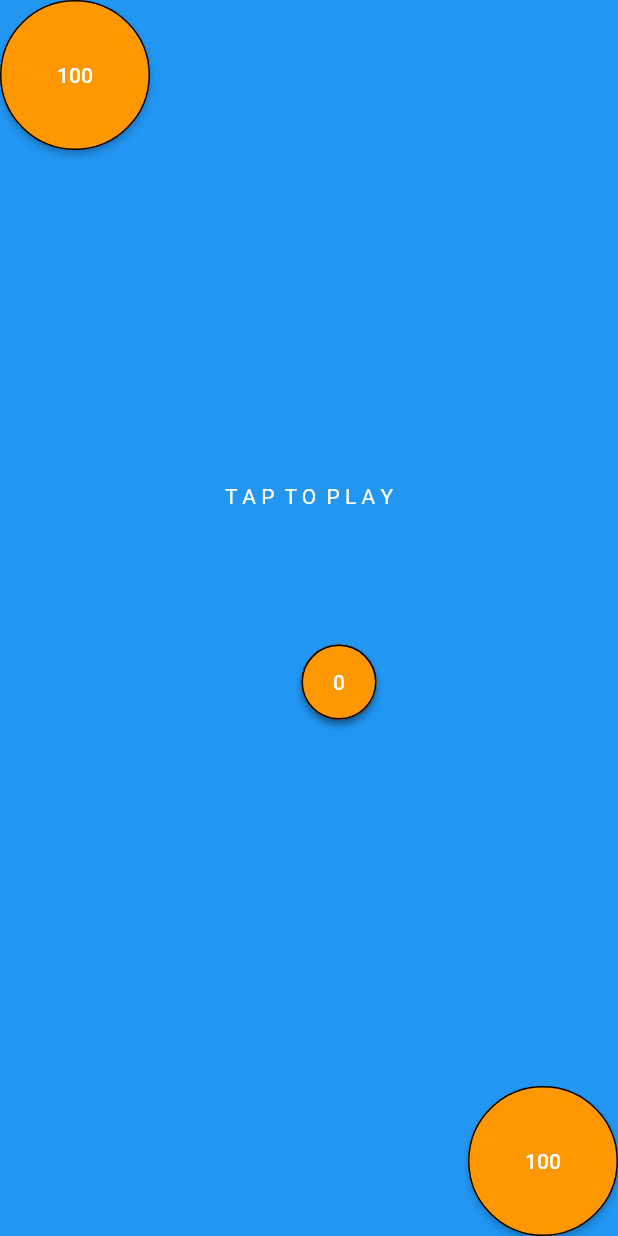
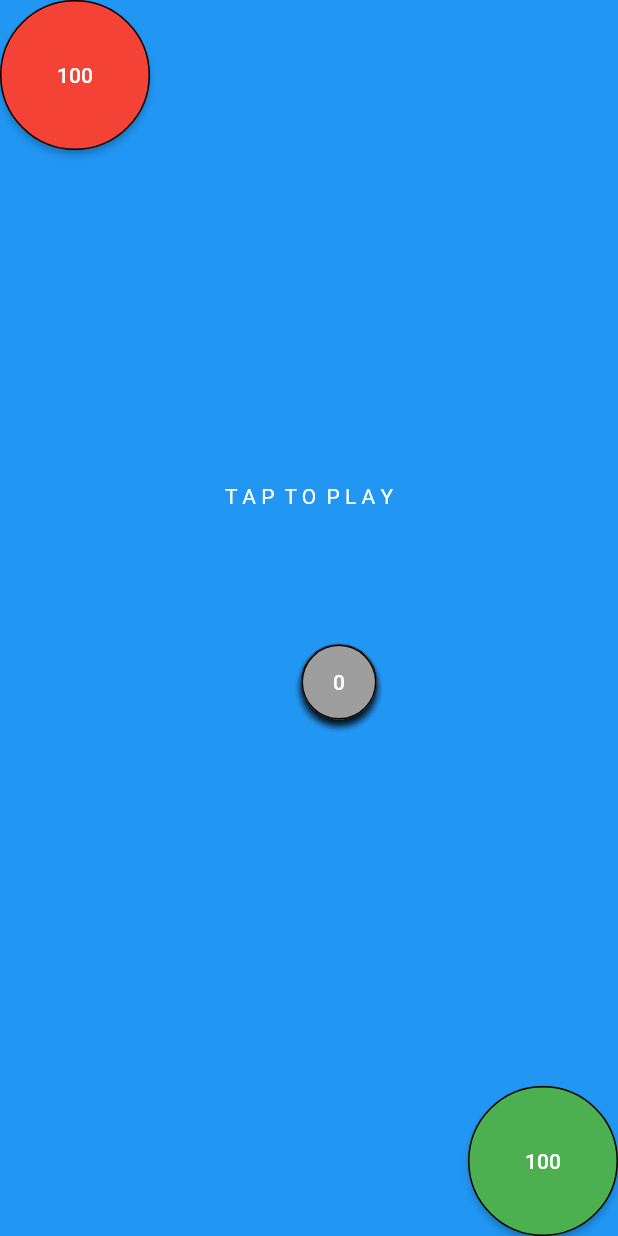
Before and after one commit to yuto90/conquest, a Flutter app: the screen it shows after launch, on a phone screen of 412 x 824 dp. Run offline on Flutter 3.47's test engine with Material 2 defaults, Android fonts, the phone set to English and light mode, and no system bars.

Commit message:
拠点の勢力によって色を返す

```diff
--- a/lib/base.dart
+++ b/lib/base.dart
@@ -11,9 +11,7 @@ class Base extends StatelessWidget {
       //color: Colors.red,
       child: ElevatedButton(
         style: ElevatedButton.styleFrom(
-          primary: model.allBaseDetails['$baseIndex']!['selectedFlg'] == 1
-              ? Colors.pink
-              : Colors.orange,
+          primary: model.pickColor('$baseIndex'),
           onPrimary: Colors.white,
           shape: const CircleBorder(
             side: BorderSide(
--- a/lib/home_model.dart
+++ b/lib/home_model.dart
@@ -18,7 +18,7 @@ class HomeModel extends ChangeNotifier {
 
   // 各拠点の詳細データを生成
   void generateBaseDetails() {
-    for (int i = 2; i <= 3; i++) {
+    for (int i = 2; i <= 9; i++) {
       double x = randomDouble();
       double y = randomDouble();
 
@@ -157,5 +157,16 @@ class HomeModel extends ChangeNotifier {
     return diff;
   }
 
+  // 拠点の勢力によって色を返す
+  Color pickColor(baseIndex) {
+    if (allBaseDetails['$baseIndex']!['control'] == 0) {
+      return Colors.green;
+    } else if (allBaseDetails['$baseIndex']!['control'] == 1) {
+      return Colors.red;
+    } else {
+      return Colors.grey;
+    }
+  }
+
   void move() {}
 }
```
